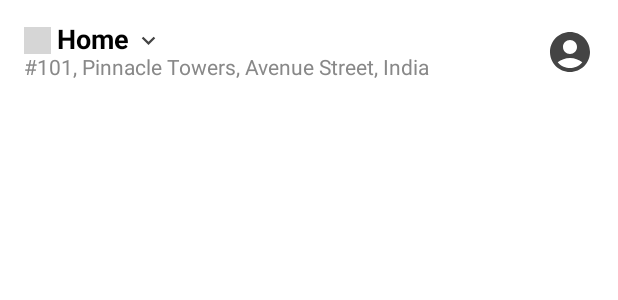
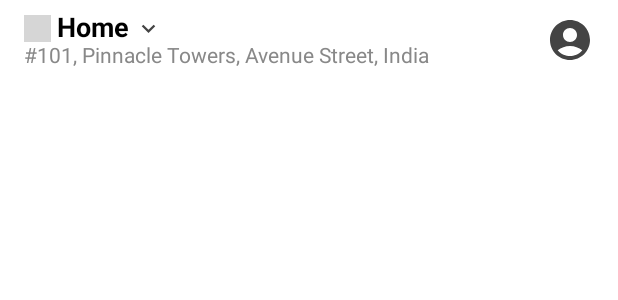
Before and after one commit to cyrilpillai/android-playground, an Android app built with Jetpack Compose: the @Preview function LocationBarPreview, on a phone screen of 412 x 824 dp. Shown: the top 300 px of the screen. Run offline under Robolectric (Android 15) with nearby library versions, the phone set to English and light mode, and no system bars; grey boxes are pictures that could not be loaded.

```diff
--- a/app/build.gradle
+++ b/app/build.gradle
@@ -53,7 +53,8 @@ dependencies {
     implementation "androidx.compose.ui:ui-tooling-preview:$compose_version"
     implementation 'androidx.lifecycle:lifecycle-runtime-ktx:2.3.1'
     implementation 'androidx.activity:activity-compose:1.3.1'
-    implementation("io.coil-kt:coil-compose:2.2.2")
+    implementation "io.coil-kt:coil-compose:2.2.2"
+    implementation "com.google.accompanist:accompanist-systemuicontroller:0.27.0"
 
     testImplementation 'junit:junit:4.13.2'
     androidTestImplementation 'androidx.test.ext:junit:1.1.3'
--- a/app/src/main/java/com/cyrilpillai/androidplayground/food_delivery/ui/components/LocationBar.kt
+++ b/app/src/main/java/com/cyrilpillai/androidplayground/food_delivery/ui/components/LocationBar.kt
@@ -42,7 +42,12 @@ fun LocationBar(
         modifier = modifier
             .fillMaxWidth()
             .wrapContentHeight()
-            .padding(16.dp)
+            .padding(
+                top = 8.dp,
+                bottom = 16.dp,
+                start = 16.dp,
+                end = 16.dp
+            )
             .clickable(onClick = onClick)
     ) {
         Column(
--- a/app/src/main/java/com/cyrilpillai/androidplayground/food_delivery/ui/theme/Theme.kt
+++ b/app/src/main/java/com/cyrilpillai/androidplayground/food_delivery/ui/theme/Theme.kt
@@ -28,7 +28,7 @@ private val LightColorPalette = lightColors(
 )
 
 @Composable
-fun AndroidPlaygroundTheme(
+fun wAndroidPlaygroundTheme(
     darkTheme: Boolean = isSystemInDarkTheme(),
     content: @Composable () -> Unit
 ) {
```
Also changed, not shown: app/src/main/java/com/cyrilpillai/androidplayground/food_delivery/FoodDeliveryActivity.kt (+4 -3 lines), app/src/main/java/com/cyrilpillai/androidplayground/ui/theme/Theme.kt (+14 -0 lines), app/src/main/java/com/cyrilpillai/androidplayground/food_delivery/state/FoodDeliveryStateProvider.kt (renamed from app/src/main/java/com/cyrilpillai/androidplayground/food_delivery/state/DummyStateProvider.kt).
